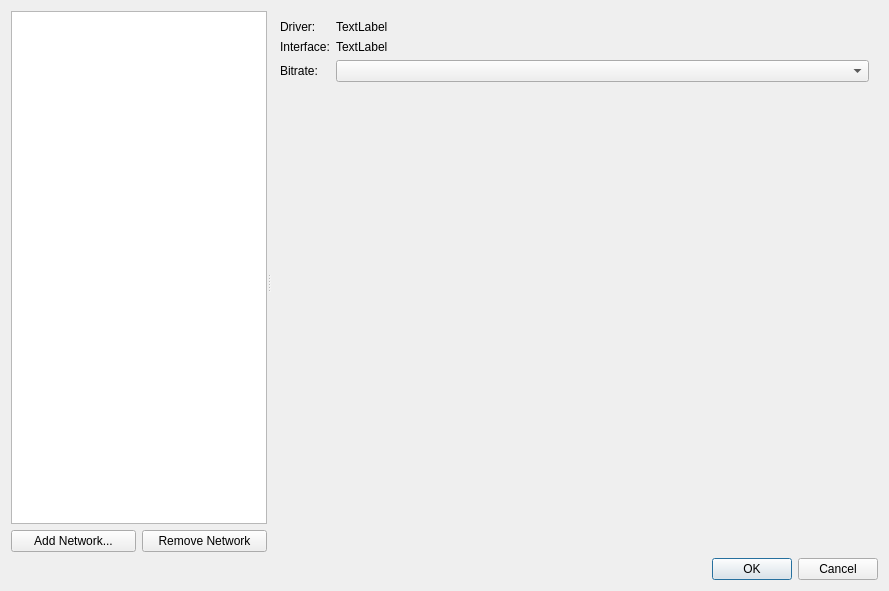
Qt form src/window/SetupDialog/SetupDialog.ui (HubertD/cangaroo) before a commit.
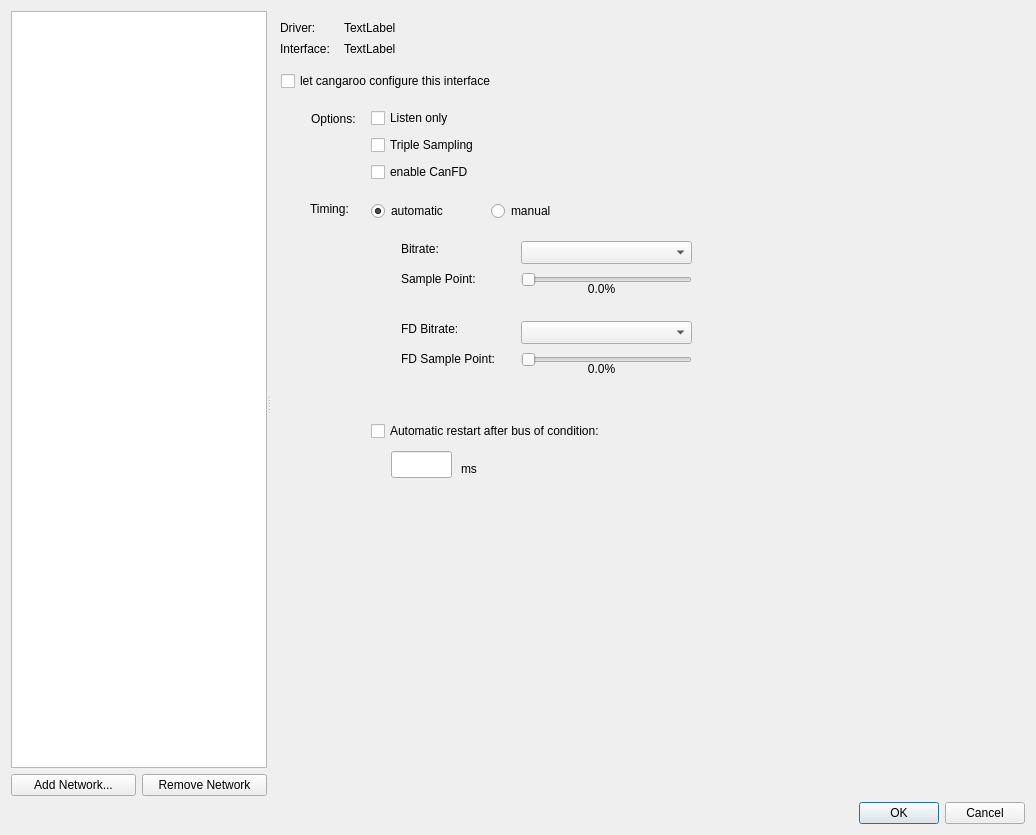
The same form after that commit. The open tabs and pages were chosen to show the change.

Commit message: new can interface configuration gui

```diff
--- a/src/window/SetupDialog/SetupDialog.ui
+++ b/src/window/SetupDialog/SetupDialog.ui
@@ -6,8 +6,8 @@
    <rect>
     <x>0</x>
     <y>0</y>
-    <width>889</width>
-    <height>591</height>
+    <width>1036</width>
+    <height>835</height>
    </rect>
   </property>
   <property name="windowTitle">
@@ -246,46 +246,513 @@
           </layout>
          </widget>
          <widget class="QWidget" name="socketCanInterfacePage">
-          <layout class="QFormLayout" name="formLayout_2">
-           <item row="0" column="0">
-            <widget class="QLabel" name="label_3">
-             <property name="text">
-              <string>Driver:</string>
-             </property>
+          <widget class="QLabel" name="label_3">
+           <property name="geometry">
+            <rect>
+             <x>9</x>
+             <y>9</y>
+             <width>41</width>
+             <height>16</height>
+            </rect>
+           </property>
+           <property name="text">
+            <string>Driver:</string>
+           </property>
+          </widget>
+          <widget class="QLabel" name="laInterfaceDriver">
+           <property name="geometry">
+            <rect>
+             <x>73</x>
+             <y>9</y>
+             <width>231</width>
+             <height>16</height>
+            </rect>
+           </property>
+           <property name="text">
+            <string>TextLabel</string>
+           </property>
+          </widget>
+          <widget class="QLabel" name="label_5">
+           <property name="geometry">
+            <rect>
+             <x>9</x>
+             <y>30</y>
+             <width>58</width>
+             <height>16</height>
+            </rect>
+           </property>
+           <property name="text">
+            <string>Interface:</string>
+           </property>
+          </widget>
+          <widget class="QLabel" name="laInterfaceName">
+           <property name="geometry">
+            <rect>
+             <x>73</x>
+             <y>30</y>
+             <width>231</width>
+             <height>16</height>
+            </rect>
+           </property>
+           <property name="text">
+            <string>TextLabel</string>
+           </property>
+          </widget>
+          <widget class="QLabel" name="label_4">
+           <property name="geometry">
+            <rect>
+             <x>39</x>
+             <y>190</y>
+             <width>45</width>
+             <height>16</height>
+            </rect>
+           </property>
+           <property name="text">
+            <string>Timing:</string>
+           </property>
+          </widget>
+          <widget class="QLabel" name="label_17">
+           <property name="geometry">
+            <rect>
+             <x>40</x>
+             <y>100</y>
+             <width>59</width>
+             <height>15</height>
+            </rect>
+           </property>
+           <property name="text">
+            <string>Options:</string>
+           </property>
+          </widget>
+          <widget class="QWidget" name="wSocketCanOptions" native="true">
+           <property name="geometry">
+            <rect>
+             <x>100</x>
+             <y>90</y>
+             <width>141</width>
+             <height>90</height>
+            </rect>
+           </property>
+           <layout class="QVBoxLayout" name="verticalLayout_6">
+            <property name="spacing">
+             <number>0</number>
+            </property>
+            <property name="leftMargin">
+             <number>0</number>
+            </property>
+            <property name="topMargin">
+             <number>0</number>
+            </property>
+            <property name="rightMargin">
+             <number>0</number>
+            </property>
+            <property name="bottomMargin">
+             <number>0</number>
+            </property>
+            <item>
+             <widget class="QCheckBox" name="cbSocketCanListenOnly">
+              <property name="text">
+               <string>Listen only</string>
+              </property>
+             </widget>
+            </item>
+            <item>
+             <widget class="QCheckBox" name="cbSocketCanTripleSampling">
+              <property name="text">
+               <string>Triple Sampling</string>
+              </property>
+             </widget>
+            </item>
+            <item>
+             <widget class="QCheckBox" name="cbSocketCanCanFD">
+              <property name="text">
+               <string>enable CanFD</string>
+              </property>
+             </widget>
+            </item>
+           </layout>
+          </widget>
+          <widget class="QWidget" name="wSocketCanTiming" native="true">
+           <property name="enabled">
+            <bool>true</bool>
+           </property>
+           <property name="geometry">
+            <rect>
+             <x>100</x>
+             <y>190</y>
+             <width>631</width>
+             <height>311</height>
+            </rect>
+           </property>
+           <widget class="QRadioButton" name="rbSocketCanManualTiming">
+            <property name="geometry">
+             <rect>
+              <x>120</x>
+              <y>0</y>
+              <width>104</width>
+              <height>20</height>
+             </rect>
+            </property>
+            <property name="text">
+             <string>manual</string>
+            </property>
+           </widget>
+           <widget class="QRadioButton" name="rbSocketCanAutomaticTiming">
+            <property name="geometry">
+             <rect>
+              <x>0</x>
+              <y>0</y>
+              <width>104</width>
+              <height>20</height>
+             </rect>
+            </property>
+            <property name="text">
+             <string>automatic</string>
+            </property>
+            <property name="checked">
+             <bool>true</bool>
+            </property>
+           </widget>
+           <widget class="QStackedWidget" name="stackedSocketCanTiming">
+            <property name="geometry">
+             <rect>
+              <x>10</x>
+              <y>30</y>
+              <width>591</width>
+              <height>191</height>
+             </rect>
+            </property>
+            <property name="currentIndex">
+             <number>1</number>
+            </property>
+            <widget class="QWidget" name="pageSocketCanAutoTiming">
+             <widget class="QSlider" name="slSocketCanSamplePoint">
+              <property name="geometry">
+               <rect>
+                <x>140</x>
+                <y>40</y>
+                <width>171</width>
+                <height>18</height>
+               </rect>
+              </property>
+              <property name="maximum">
+               <number>999</number>
+              </property>
+              <property name="orientation">
+               <enum>Qt::Horizontal</enum>
+              </property>
+             </widget>
+             <widget class="QComboBox" name="cbSocketCanBitrate">
+              <property name="geometry">
+               <rect>
+                <x>140</x>
+                <y>10</y>
+                <width>171</width>
+                <height>23</height>
+               </rect>
+              </property>
+             </widget>
+             <widget class="QLabel" name="label_20">
+              <property name="geometry">
+               <rect>
+                <x>20</x>
+                <y>10</y>
+                <width>59</width>
+                <height>16</height>
+               </rect>
+              </property>
+              <property name="text">
+               <string>Bitrate:</string>
+              </property>
+             </widget>
+             <widget class="QLabel" name="laSocketCanSamplePoint">
+              <property name="geometry">
+               <rect>
+                <x>150</x>
+                <y>50</y>
+                <width>141</width>
+                <height>16</height>
+               </rect>
+              </property>
+              <property name="text">
+               <string>0.0%</string>
+              </property>
+              <property name="alignment">
+               <set>Qt::AlignCenter</set>
+              </property>
+             </widget>
+             <widget class="QLabel" name="label_21">
+              <property name="geometry">
+               <rect>
+                <x>20</x>
+                <y>40</y>
+                <width>91</width>
+                <height>16</height>
+               </rect>
+              </property>
+              <property name="text">
+               <string>Sample Point:</string>
+              </property>
+             </widget>
+             <widget class="QWidget" name="wSocketCanAutoTimingCanFd" native="true">
+              <property name="geometry">
+               <rect>
+                <x>20</x>
+                <y>90</y>
+                <width>331</width>
+                <height>80</height>
+               </rect>
+              </property>
+              <widget class="QComboBox" name="cbSocketCanFdBitrate">
+               <property name="geometry">
+                <rect>
+                 <x>120</x>
+                 <y>0</y>
+                 <width>171</width>
+                 <height>23</height>
+                </rect>
+               </property>
+              </widget>
+              <widget class="QLabel" name="label_23">
+               <property name="geometry">
+                <rect>
+                 <x>0</x>
+                 <y>0</y>
+                 <width>111</width>
+                 <height>16</height>
+                </rect>
+               </property>
+               <property name="text">
+                <string>FD Bitrate:</string>
+               </property>
+              </widget>
+              <widget class="QLabel" name="label_22">
+               <property name="geometry">
+                <rect>
+                 <x>0</x>
+                 <y>30</y>
+                 <width>121</width>
+                 <height>16</height>
+                </rect>
+               </property>
+               <property name="text">
+                <string>FD Sample Point:</string>
+               </property>
+              </widget>
+              <widget class="QSlider" name="slSocketCanFdSamplePoint">
+               <property name="geometry">
+                <rect>
+                 <x>120</x>
+                 <y>30</y>
+                 <width>171</width>
+                 <height>18</height>
+                </rect>
+               </property>
+               <property name="maximum">
+                <number>999</number>
+               </property>
+               <property name="orientation">
+                <enum>Qt::Horizontal</enum>
+               </property>
+              </widget>
+              <widget class="QLabel" name="laSocketCanFdSamplePoint">
+               <property name="geometry">
+                <rect>
+                 <x>130</x>
+                 <y>40</y>
+                 <width>141</width>
+                 <height>16</height>
+                </rect>
+               </property>
+               <property name="text">
+                <string>0.0%</string>
+               </property>
+               <property name="alignment">
+                <set>Qt::AlignCenter</set>
+               </property>
+              </widget>
+             </widget>
             </widget>
-           </item>
-           <item row="0" column="1">
-            <widget class="QLabel" name="laInterfaceDriver">
-             <property name="text">
-              <string>TextLabel</string>
-             </property>
+            <widget class="QWidget" name="pageSocketCanManualTiming">
+             <widget class="QWidget" name="widget_6" native="true">
+              <property name="geometry">
+               <rect>
+                <x>10</x>
+                <y>0</y>
+                <width>271</width>
+                <height>177</height>
+               </rect>
+              </property>
+              <layout class="QFormLayout" name="formLayout_2">
+               <item row="0" column="0">
+                <widget class="QLabel" name="laSocketCanTQ">
+                 <property name="text">
+                  <string>TQ:</string>
+                 </property>
+                </widget>
+               </item>
+               <item row="0" column="1">
+                <widget class="QLineEdit" name="leSocketCanTQ"/>
+               </item>
+               <item row="1" column="0">
+                <widget class="QLabel" name="laSocketCanPropSeg">
+                 <property name="text">
+                  <string>Prop-Seg:</string>
+                 </property>
+                </widget>
+               </item>
+               <item row="1" column="1">
+                <widget class="QLineEdit" name="leSocketCanPropSeg"/>
+               </item>
+               <item row="2" column="0">
+                <widget class="QLabel" name="laSocketCanPhaseSeg1">
+                 <property name="text">
+                  <string>Phase Seg 1:</string>
+                 </property>
+                </widget>
+               </item>
+               <item row="2" column="1">
+                <widget class="QLineEdit" name="leSocketCanPhaseSeg1"/>
+               </item>
+               <item row="3" column="0">
+                <widget class="QLabel" name="laSocketCanPhaseSeg2">
+                 <property name="text">
+                  <string>Phase Seg 2:</string>
+                 </property>
+                </widget>
+               </item>
+               <item row="3" column="1">
+                <widget class="QLineEdit" name="leSocketCanPhaseSeg2"/>
+               </item>
+               <item row="4" column="0">
+                <widget class="QCheckBox" name="cbSocketCanSJW">
+                 <property name="text">
+                  <string>SJW:</string>
+                 </property>
+                </widget>
+               </item>
+               <item row="4" column="1">
+                <widget class="QLineEdit" name="leSocketCanSJW"/>
+               </item>
+              </layout>
+             </widget>
+             <widget class="QWidget" name="wSocketCanManualTimingCanFd" native="true">
+              <property name="geometry">
+               <rect>
+                <x>290</x>
+                <y>0</y>
+                <width>291</width>
+                <height>177</height>
+               </rect>
+              </property>
+              <layout class="QFormLayout" name="formLayout_3">
+               <item row="0" column="0">
+                <widget class="QLabel" name="laSocketCanFdTQ">
+                 <property name="text">
+                  <string>FD TQ:</string>
+                 </property>
+                </widget>
+               </item>
+               <item row="0" column="1">
+                <widget class="QLineEdit" name="leSocketCanFdTQ"/>
+               </item>
+               <item row="1" column="0">
+                <widget class="QLabel" name="laSocketCanFdPropSeg">
+                 <property name="text">
+                  <string>FD Prop-Seg:</string>
+                 </property>
+                </widget>
+               </item>
+               <item row="1" column="1">
+                <widget class="QLineEdit" name="leSocketCanFdPropSeg"/>
+               </item>
+               <item row="2" column="0">
+                <widget class="QLabel" name="laSocketCanFdPhaseSeg1">
+                 <property name="text">
+                  <string>FD Phase Seq 1:</string>
+                 </property>
+                </widget>
+               </item>
+               <item row="2" column="1">
+                <widget class="QLineEdit" name="leSocketCanFdPhaseSeg1"/>
+               </item>
+               <item row="3" column="0">
+                <widget class="QLabel" name="laSocketCanPhaseSeg2_2">
+                 <property name="text">
+                  <string>FD Phase Seg 2:</string>
+                 </property>
+                </widget>
+               </item>
+               <item row="3" column="1">
+                <widget class="QLineEdit" name="leSocketCanFdPhaseSeg2"/>
+               </item>
+               <item row="4" column="0">
+                <widget class="QCheckBox" name="cbSocketCanFdSJW">
+                 <property name="text">
+                  <string>FD SJW:</string>
+                 </property>
+                </widget>
+               </item>
+               <item row="4" column="1">
+                <widget class="QLineEdit" name="leSocketCanFdSJW"/>
+               </item>
+              </layout>
+             </widget>
             </widget>
-           </item>
-           <item row="1" column="0">
-            <widget class="QLabel" name="label_5">
-             <property name="text">
-              <string>Interface:</string>
-             </property>
-            </widget>
-           </item>
-           <item row="1" column="1">
-            <widget class="QLabel" name="laInterfaceName">
-             <property name="text">
-              <string>TextLabel</string>
-             </property>
-            </widget>
-           </item>
-           <item row="2" column="0">
-            <widget class="QLabel" name="label_7">
-             <property name="text">
-              <string>Bitrate:</string>
-             </property>
-            </widget>
-           </item>
-           <item row="2" column="1">
-            <widget class="QComboBox" name="cbInterfaceBitrate"/>
-           </item>
-          </layout>
+           </widget>
+           <widget class="QLabel" name="label_19">
+            <property name="geometry">
+             <rect>
+              <x>90</x>
+              <y>260</y>
+              <width>59</width>
+              <height>15</height>
+             </rect>
+            </property>
+            <property name="text">
+             <string>ms</string>
+            </property>
+           </widget>
+           <widget class="QCheckBox" name="cbSocketCanRestart">
+            <property name="geometry">
+             <rect>
+              <x>0</x>
+              <y>220</y>
+              <width>301</width>
+              <height>20</height>
+             </rect>
+            </property>
+            <property name="text">
+             <string>Automatic restart after bus of condition:</string>
+            </property>
+           </widget>
+           <widget class="QLineEdit" name="leSocketCanRestartTime">
+            <property name="geometry">
+             <rect>
+              <x>20</x>
+              <y>250</y>
+              <width>61</width>
+              <height>27</height>
+             </rect>
+            </property>
+            <property name="statusTip">
+             <string>Automatic restart delay time. If set to a non-zero value, a restart of the CAN controller will be triggered automatically in case of a bus-off condition after the specified delay time in milliseconds. By default it's off.</string>
+            </property>
+           </widget>
+          </widget>
+          <widget class="QCheckBox" name="cbSocketCanConfigured">
+           <property name="geometry">
+            <rect>
+             <x>10</x>
+             <y>60</y>
+             <width>411</width>
+             <height>20</height>
+            </rect>
+           </property>
+           <property name="text">
+            <string>let cangaroo configure this interface</string>
+           </property>
+          </widget>
          </widget>
         </widget>
        </widget>
```
Left out of the diff: 10 changed lines with no effect on the pictures. The commit also changes 2 other files.
